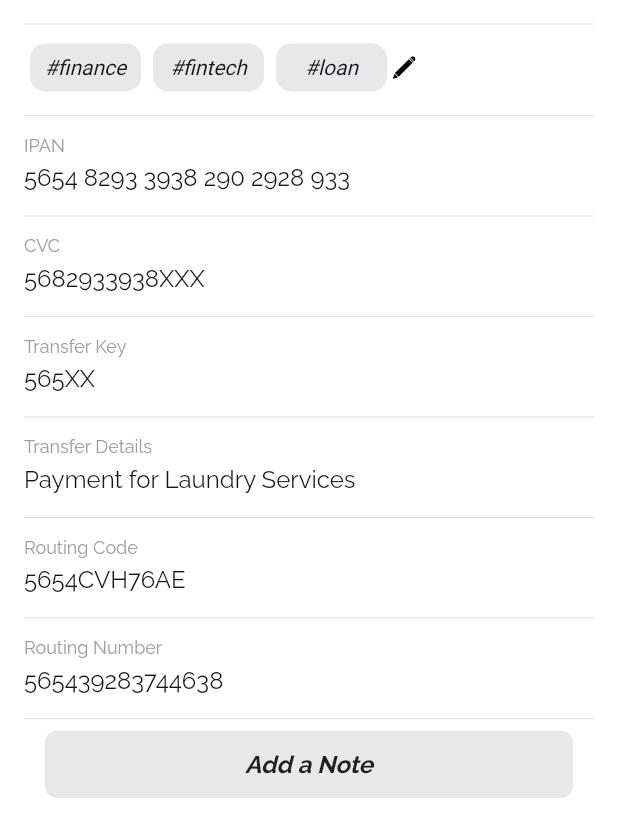
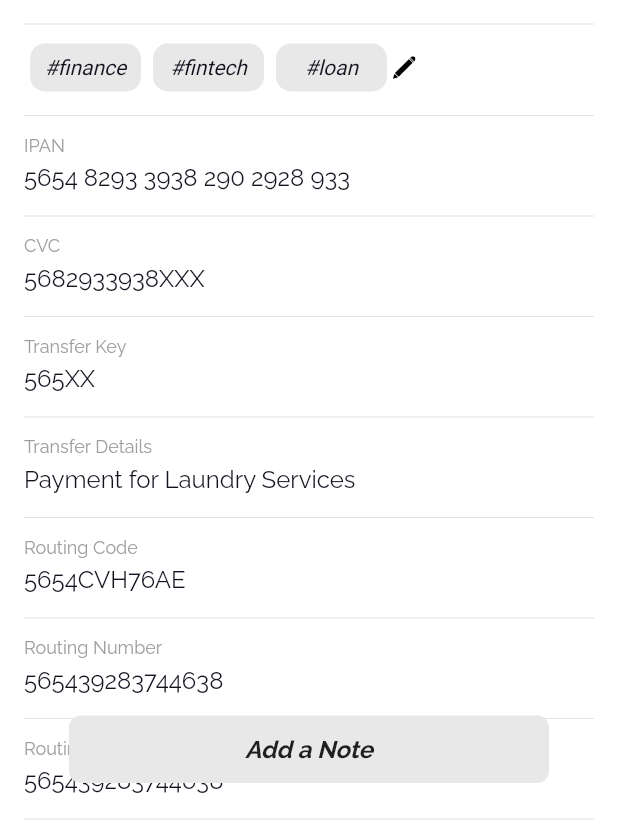
Before and after one commit to VhiktorBrown/bank-app, a Flutter app: the screen it shows after launch, after a tap on an icon or button, on a phone screen of 412 x 824 dp, the part 402-1236 px from its top. Run offline on Flutter 3.47's test engine with Material 2 defaults, Android fonts, the phone set to English and light mode, and no system bars; our stand-ins replace flutter_svg.

Commit message:
ReadMe updated

```diff
--- a/lib/screens/transaction_page.dart
+++ b/lib/screens/transaction_page.dart
@@ -224,9 +224,21 @@ class _TransactionPageState extends State<TransactionPage> {
                   ),
                 ),
                 const DetailsDivider(),
-                AddNote()
+                Padding(
+                  padding: const EdgeInsets.only(left: 16, top: 5),
+                  child: Column(
+                    crossAxisAlignment: CrossAxisAlignment.start,
+                    children: [
+                      Text("Routing Number", style: ThemeStyles.otherDetailsSecondary,),
+                      const SizedBox(height: 5.0,),
+                      Text("565439283744638", style: ThemeStyles.otherDetailsPrimary,)
+                    ],
+                  ),
+                ),
+                const DetailsDivider(),
               ],
-            )
+            ),
+            AddNote(),
           ],
         ),
       )
```
Also changed, not shown: 1 other file.
